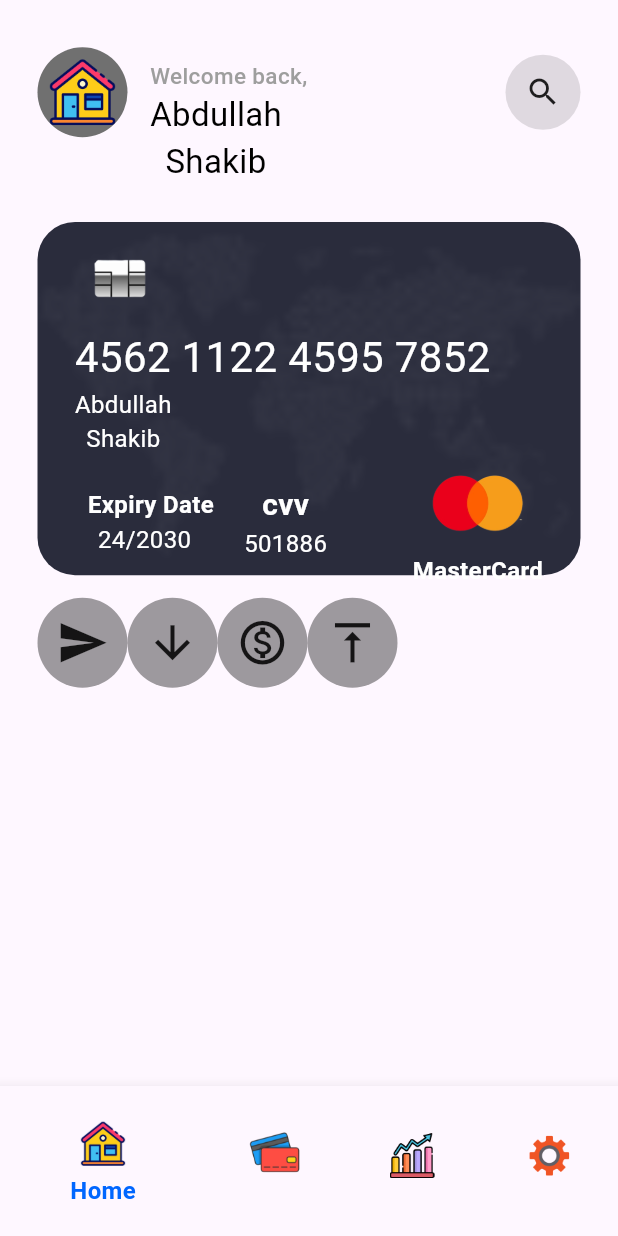
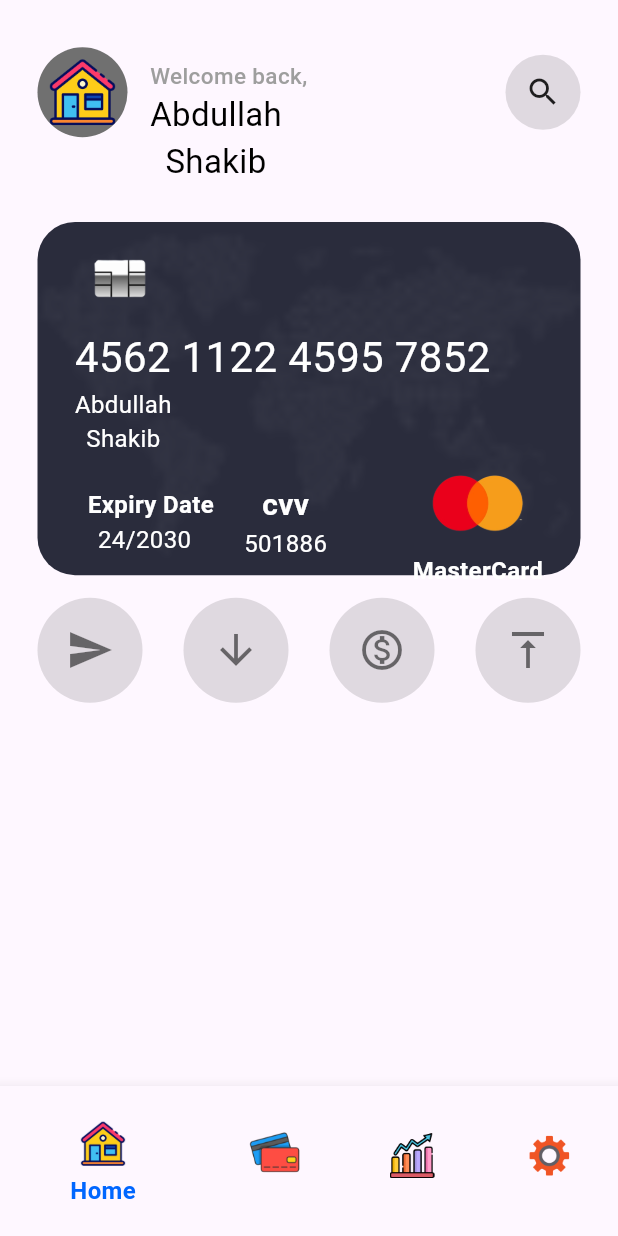
Before and after one commit to shakibalways/Bank-App, a Flutter app: the screen it shows after launch, on a phone screen of 412 x 824 dp. Run offline on Flutter 3.47's test engine with Material 3 defaults, Android fonts, the phone set to English and light mode, and no system bars; our stand-ins replace get.

```diff
--- a/lib/controller/getx/bottom_nav_bar.dart
+++ b/lib/controller/getx/bottom_nav_bar.dart
@@ -1,7 +1,6 @@
 import 'package:bank_app/views/pages/auth/login/login.dart';
 import 'package:bank_app/views/pages/auth/sign_up/sign_up.dart';
 import 'package:bank_app/views/pages/home/home.dart';
-import 'package:bank_app/views/pages/splash/splash.dart';
 import 'package:flutter/material.dart';
 import 'package:get/get.dart';
 
--- a/lib/main.dart
+++ b/lib/main.dart
@@ -1,6 +1,6 @@
 
 import 'package:bank_app/views/pages/bottomnavBar/bottom_nav_bar.dart';
-import 'package:bank_app/views/pages/home/home.dart';
+
 import 'package:flutter/material.dart';
 import 'package:get/get.dart';
 
--- a/lib/utils/const/color_code.dart
+++ b/lib/utils/const/color_code.dart
@@ -7,6 +7,7 @@ class RColors{
   static const avColors= Color(0xff707070);
 
   static const containerColors= Color(0xff2A2C3C);
+  static const cColors= Color(0xffF4F4F4);
 
 
 
--- a/lib/views/pages/home/home.dart
+++ b/lib/views/pages/home/home.dart
@@ -70,17 +70,14 @@ class HomePage extends StatelessWidget {
               const MyCustomCardContainer(),
               SizedBox(height: 15,),
               const Row(
+                mainAxisAlignment: MainAxisAlignment.spaceBetween,
                 children: [
-                  // MyCustomContainer(child: Icon(Icons.send),),
-                  // MyCustomContainer(child: Icon(Icons.arrow_downward),),
-                  // MyCustomContainer(child: Icon(Icons.monetization_on_outlined),),
-                  // MyCustomContainer(child: Icon(Icons.vertical_align_top_sharp),),
                   MyCustomContainer(icon: Icons.send),
                   MyCustomContainer(icon: Icons.arrow_downward),
                   MyCustomContainer(icon: Icons.monetization_on_outlined),
                   MyCustomContainer(icon: Icons.vertical_align_top_sharp),
                 ],
-              )
+              ),
 
             ],
           ),
--- a/lib/views/pages/home/widget/custom_cotainer.dart
+++ b/lib/views/pages/home/widget/custom_cotainer.dart
@@ -3,7 +3,7 @@ import 'package:flutter/material.dart';
 class MyCustomContainer extends StatelessWidget {
   final void Function()? onTap;
 
-  final IconData icon;
+  final IconData? icon;
   const MyCustomContainer({
     super.key,
     this.onTap,
@@ -15,16 +15,16 @@ class MyCustomContainer extends StatelessWidget {
     return GestureDetector(
       onTap: onTap,
       child: Container(
-        height: 60,
-        width: 60,
+        height: 70,
+        width: 70,
         decoration: const BoxDecoration(
           shape: BoxShape.circle,
-          color: Colors.black38,
+          color: Colors.black12
         ),
         child: Center(
             child: Icon(
           icon ?? Icons.send,
-          size: 35,
+          size: 32,color: Colors.black54,
         )),
       ),
     );
```
